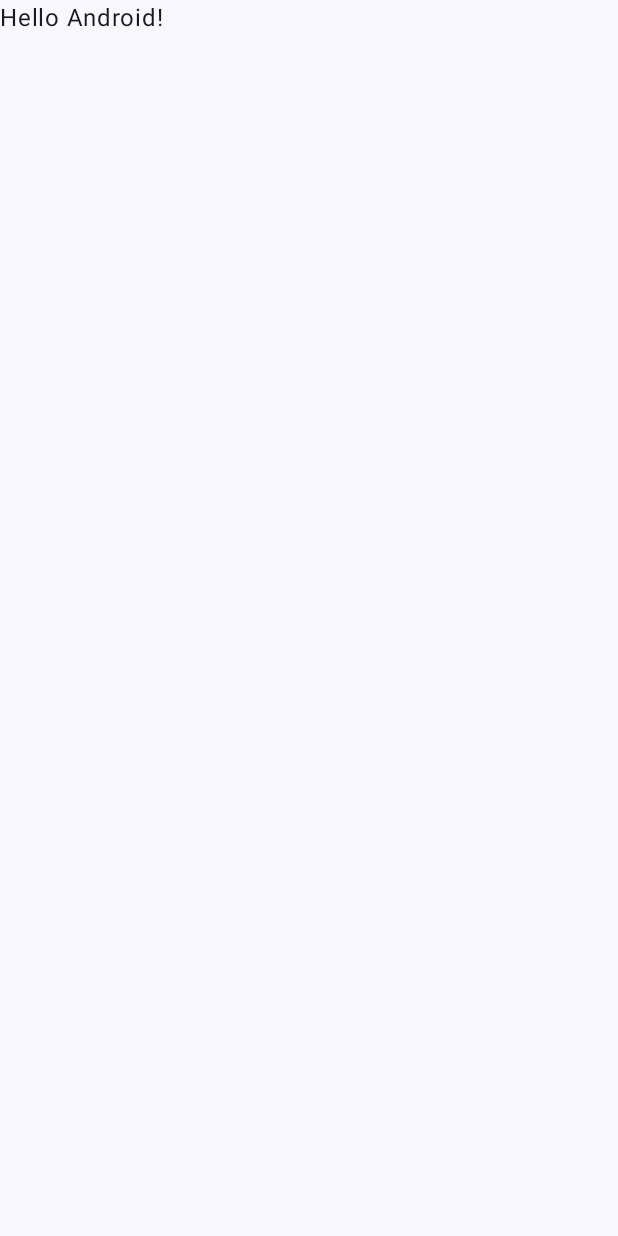
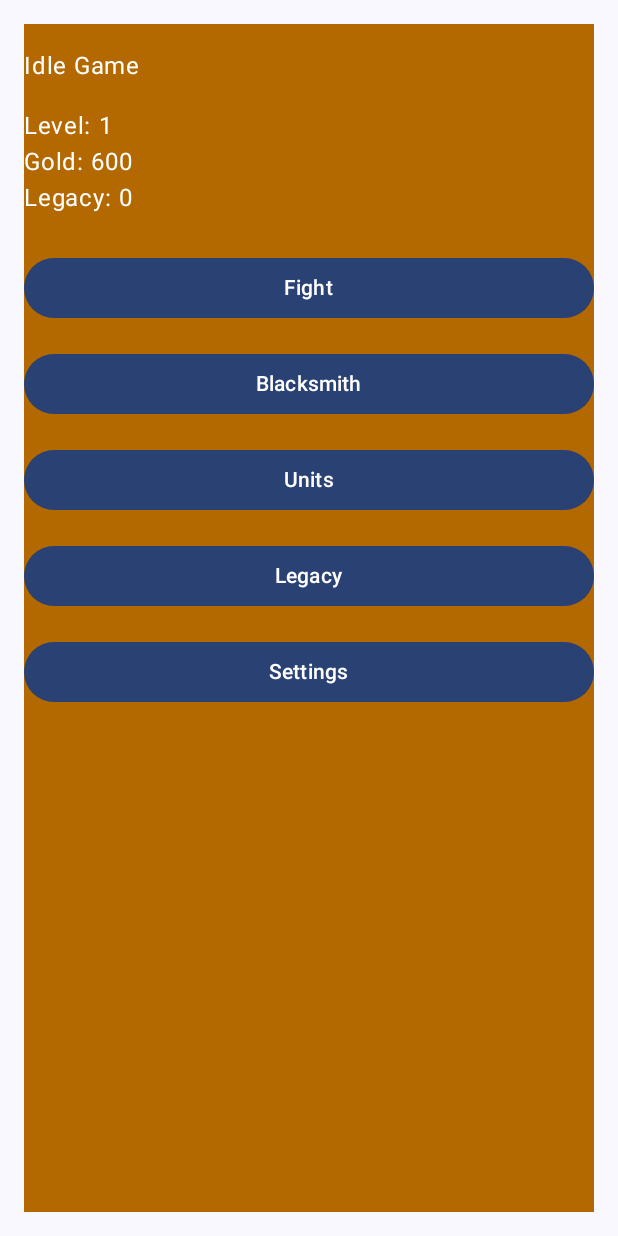
Before and after one commit to Remmy7/semestralnaPraca_VAMZ, an Android app built with Jetpack Compose: the screen it shows after launch (MainActivity), on a phone screen of 412 x 824 dp. Before the commit the screen is almost empty. Run offline under Robolectric (Android 15) with nearby library versions, the phone set to English and light mode, and no system bars.

Commit message:
Prvotná implementácia main menu spusteného pri štarte appky, ukladanie základných vlastností hry medzi sessionmi

```diff
--- a/app/src/main/java/com/example/semestralnapraca_vamz/MainActivity.kt
+++ b/app/src/main/java/com/example/semestralnapraca_vamz/MainActivity.kt
@@ -1,5 +1,7 @@
 package com.example.semestralnapraca_vamz
 
+import android.content.Context
+import android.content.SharedPreferences
 import android.os.Bundle
 import androidx.activity.ComponentActivity
 import androidx.activity.compose.setContent
@@ -10,11 +12,16 @@ import androidx.compose.material3.Text
 import androidx.compose.runtime.Composable
 import androidx.compose.ui.Modifier
 import androidx.compose.ui.tooling.preview.Preview
+import com.example.semestralnapraca_vamz.ui.MainMenu
+import com.example.semestralnapraca_vamz.ui.MainViewModel
 import com.example.semestralnapraca_vamz.ui.theme.SemestralnaPraca_VAMZTheme
 
 class MainActivity : ComponentActivity() {
+    private lateinit var preferenceHelper: SharedPreferences
+
     override fun onCreate(savedInstanceState: Bundle?) {
         super.onCreate(savedInstanceState)
+        preferenceHelper = getSharedPreferences("IdleGame", Context.MODE_PRIVATE)
         setContent {
             SemestralnaPraca_VAMZTheme {
                 // A surface container using the 'background' color from the theme
@@ -22,25 +29,42 @@ class MainActivity : ComponentActivity() {
                     modifier = Modifier.fillMaxSize(),
                     color = MaterialTheme.colorScheme.background
                 ) {
-                    Greeting("Android")
+                    MainMenu(viewModel = MainViewModel(), preferenceHelper = preferenceHelper)
                 }
             }
         }
     }
-}
 
-@Composable
-fun Greeting(name: String, modifier: Modifier = Modifier) {
-    Text(
-        text = "Hello $name!",
-        modifier = modifier
-    )
-}
+    // This object holds all values of SharedPreferences
+    // it also sets every string value into a separate variable like _level
+    object PreferenceHelper { //https://www.journaldev.com/234/android-sharedpreferences-kotlin
+        val _level = "level"
+        val _currentExperience = "currentExperience"
+        val _levelUpExperience = "levelUpExperience"
+        val _gold = "gold"
+        val _legacy = "legacy"
+        val _monsterLevel = "monsterLevel"
+        val _monsterHealth = "monsterHealth"
+        val _monsterMaxHealth = "monsterMaxHealth"
 
-@Preview(showBackground = true)
-@Composable
-fun GreetingPreview() {
-    SemestralnaPraca_VAMZTheme {
-        Greeting("Android")
+        val _wizardLevel = "wizardLevel"
+        val _wizardWeaponLevel = "wizardWeaponLevel"
+        val _archerLevel = "archerLevel"
+        val _archerWeaponLevel = "archerWeaponLevel"
+        val _knightLevel = "knightLevel"
+        val _knightWeaponLevel = "knightWeaponLevel"
+        val _mysticLevel = "mysticLevel"
+        val _mysticWeaponLevel = "mysticWeaponLevel"
+    }
+
+    object PreferenceHelperLegacy {
+        val _legacyWizardLevel = "legacyWizardLevel"
+        val _legacyWizardWeaponLevel = "legacyWizardWeaponLevel"
+        val _legacyArcherLevel = "legacyArcherLevel"
+        val _legacyArcherWeaponLevel = "legacyArcherWeaponLevel"
+        val _legacyKnightLevel = "legacyKnightLevel"
+        val _legacyKnightWeaponLevel = "legacyKnightWeaponLevel"
+        val _legacyMysticLevel = "legacyMysticLevel"
+        val _legacyMysticWeaponLevel = "legacyMysticWeaponLevel"
     }
 }
--- /dev/null
+++ b/app/src/main/java/com/example/semestralnapraca_vamz/ui/MainMenu.kt
@@ -0,0 +1,228 @@
+package com.example.semestralnapraca_vamz.ui
+import android.content.SharedPreferences
+import androidx.compose.foundation.background
+import androidx.compose.foundation.layout.*
+import androidx.compose.material3.Button
+import androidx.compose.material3.ButtonDefaults
+import androidx.compose.material3.MaterialTheme
+import androidx.compose.material3.Text
+import androidx.compose.runtime.Composable
+import androidx.compose.runtime.MutableState
+import androidx.compose.runtime.mutableStateOf
+import androidx.compose.ui.Alignment
+import androidx.compose.ui.Modifier
+import androidx.compose.ui.graphics.Color
+import androidx.compose.ui.tooling.preview.Preview
+import androidx.compose.ui.unit.dp
+import androidx.lifecycle.ViewModel
+import androidx.lifecycle.viewmodel.compose.viewModel
+import com.example.semestralnapraca_vamz.MainActivity
+import com.example.semestralnapraca_vamz.ui.theme.SemestralnaPraca_VAMZTheme
+
+@Composable
+fun MainMenu(
+    viewModel: MainViewModel = viewModel(),
+    preferenceHelper: SharedPreferences?
+) {
+    preferenceHelper?.let { prefs ->
+        val level = viewModel.level
+        val gold = viewModel.gold
+        val legacy = viewModel.legacy
+
+        // Retrieve values from SharedPreferences
+        val savedLevel = prefs.getInt(MainActivity.PreferenceHelper._level, 1)
+        val savedGold = prefs.getInt(MainActivity.PreferenceHelper._gold, 600)
+        val savedLegacy = prefs.getInt(MainActivity.PreferenceHelper._legacy, 0)
+
+        // Save values to ViewModel
+        viewModel.setLevel(savedLevel)
+        viewModel.setGold(savedGold)
+        viewModel.setLegacy(savedLegacy)
+
+
+        Column(
+            modifier = Modifier
+                .fillMaxSize()
+                .padding(16.dp)
+                .background(Color(0xFFB36800))
+        ) {
+            Text(
+                text = "Idle Game",
+                modifier = Modifier.padding(vertical = 16.dp),
+                //style = MaterialTheme.typography.h4,
+                color = Color.White
+            )
+
+            StatsLayout(level = level, gold = gold, legacy = legacy)
+
+            ButtonsLayout()
+        }
+    }
+}
+
+@Composable
+fun StatsLayout(level: MutableState<Int>, gold: MutableState<Int>, legacy: MutableState<Int>) {
+    Column {
+        StatItem(name = "Level", value = level)
+        StatItem(name = "Gold", value = gold)
+        StatItem(name = "Legacy", value = legacy)
+    }
+}
+
+@Composable
+fun StatItem(name: String, value: MutableState<Int>) {
+    Row(
+        modifier = Modifier.fillMaxWidth(),
+        verticalAlignment = Alignment.CenterVertically
+    ) {
+        Text(
+            text = "$name: ",
+            //style = MaterialTheme.typography.body1,
+            color = Color.White
+        )
+        Text(
+            text = value.value.toString(),
+            //style = MaterialTheme.typography.body1,
+            color = Color.White
+        )
+    }
+}
+
+@Composable
+fun ButtonsLayout() {
+    Column(
+        modifier = Modifier
+            .fillMaxWidth()
+            .padding(vertical = 16.dp)
+    ) {
+        Button(
+            onClick = { /* Handle Fight button click */ },
+            modifier = Modifier
+                .fillMaxWidth()
+                .padding(vertical = 8.dp),
+            //colors = ButtonDefaults.buttonColors(backgroundColor = Color(0xFFE21030))
+        ) {
+            Text(text = "Fight")
+        }
+
+        Button(
+            onClick = { /* Handle Blacksmith button click */ },
+            modifier = Modifier
+                .fillMaxWidth()
+                .padding(vertical = 8.dp),
+            //colors = ButtonDefaults.buttonColors(backgroundColor = Color(0xFF127891))
+        ) {
+            Text(text = "Blacksmith")
+        }
+
+        Button(
+            onClick = { /* Handle Units button click */ },
+            modifier = Modifier
+                .fillMaxWidth()
+                .padding(vertical = 8.dp),
+            //colors = ButtonDefaults.buttonColors(backgroundColor = Color(0xFF966304))
+        ) {
+            Text(text = "Units")
+        }
+
+        Button(
+            onClick = { /* Handle Legacy button click */ },
+            modifier = Modifier
+                .fillMaxWidth()
+                .padding(vertical = 8.dp),
+            //colors = ButtonDefaults.buttonColors(backgroundColor = Color(0xFFF8F804))
+        ) {
+            Text(text = "Legacy")
+        }
+
+        Button(
+            onClick = { /* Handle Settings button click */ },
+            modifier = Modifier
+                .fillMaxWidth()
+                .padding(vertical = 8.dp),
+            //colors = ButtonDefaults.buttonColors(backgroundColor = Color(0xFF696262))
+        ) {
+            Text(text = "Settings")
+        }
+    }
+}
+
+class MainViewModel : ViewModel() {
+    private val _level = mutableStateOf(1)
+    val level: MutableState<Int> = _level
+
+    private val _gold = mutableStateOf(600)
+    val gold: MutableState<Int> = _gold
+
+    private val _legacy = mutableStateOf(0)
+    val legacy: MutableState<Int> = _legacy
+
+    // Functions to update ViewModel values
+    fun setLevel(newLevel: Int) {
+        _level.value = newLevel
+    }
+
+    fun setGold(newGold: Int) {
+        _gold.value = newGold
+    }
+
+    fun setLegacy(newLegacy: Int) {
+        _legacy.value = newLegacy
+    }
+}
+
+@Preview(showBackground = true)
+@Composable
+fun MainMenuPreview() {
+    SemestralnaPraca_VAMZTheme {
+        val viewModel = MainViewModel()
+
+        // Create a mock SharedPreferences object for preview
+        val mockPreferenceHelper = object : SharedPreferences {
+            // Implement methods of SharedPreferences interface here
+            // For simplicity, you can just return default values
+
+            override fun getAll(): MutableMap<String, *> {
+                return mutableMapOf<String, Any?>() // Return an empty mutable map
+            }
+
+            override fun getString(key: String?, defValue: String?): String? {
+                return null
+            }
+
+            override fun getStringSet(key: String?, defValues: MutableSet<String>?): MutableSet<String>? {
+                return null
+            }
+
+            override fun getInt(key: String?, defValue: Int): Int {
+                return 0
+            }
+
+            override fun getLong(key: String?, defValue: Long): Long {
+                return 0L
+            }
+
+            override fun getFloat(key: String?, defValue: Float): Float {
+                return 0f
+            }
+
+            override fun getBoolean(key: String?, defValue: Boolean): Boolean {
+                return false
+            }
+
+            override fun contains(key: String?): Boolean {
+                return false
+            }
+
+            override fun edit(): SharedPreferences.Editor {
+                throw NotImplementedError("Mock SharedPreferences doesn't support editing")
+            }
+
+            override fun registerOnSharedPreferenceChangeListener(listener: SharedPreferences.OnSharedPreferenceChangeListener?) {}
+
+            override fun unregisterOnSharedPreferenceChangeListener(listener: SharedPreferences.OnSharedPreferenceChangeListener?) {}
+        }
+
+        MainMenu(viewModel = viewModel, preferenceHelper = mockPreferenceHelper)
+    }
+}
```
